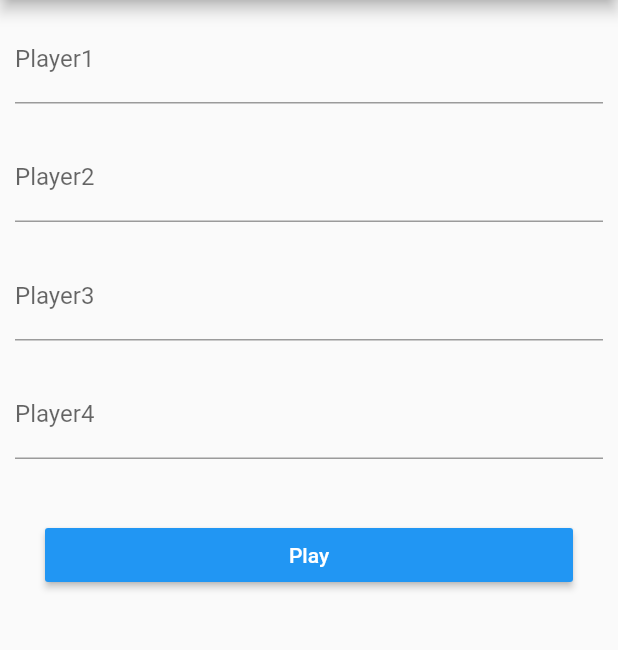
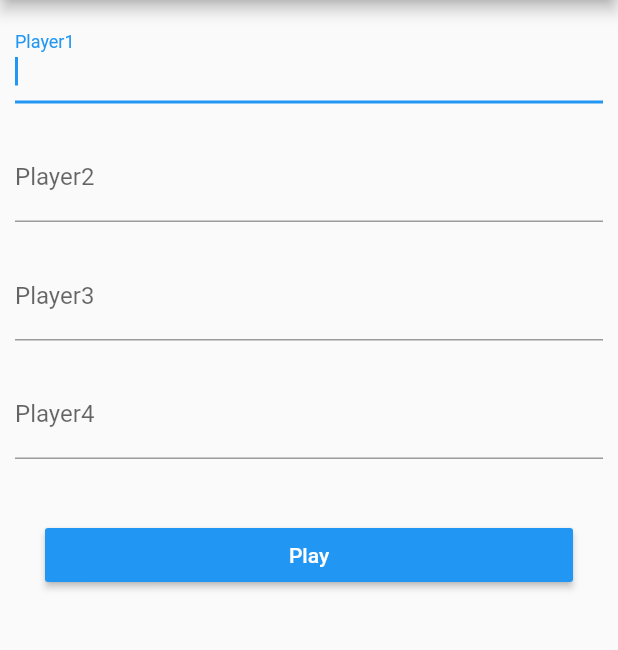
Before and after one commit to rameshwordhakal/carromcounter, a Flutter app: the screen it shows after launch, on a phone screen of 412 x 824 dp, the part 84-734 px from its top. Run offline on Flutter 3.47's test engine with Material 2 defaults, Android fonts, the phone set to English and light mode, and no system bars.

```diff
--- a/lib/HomeScreen.dart
+++ b/lib/HomeScreen.dart
@@ -23,7 +23,6 @@ class NewPlayerRegistration extends StatefulWidget {
 }
 
 class NewPlayerRegistrationForm extends State<NewPlayerRegistration> {
-
   void gotonewscreen() {
     Navigator.push(
       context,
@@ -34,7 +33,6 @@ class NewPlayerRegistrationForm extends State<NewPlayerRegistration> {
 
   @override
   Widget build(BuildContext context) {
-
     return Container(
       child: ListView(
         children: <Widget>[
@@ -42,8 +40,8 @@ class NewPlayerRegistrationForm extends State<NewPlayerRegistration> {
             margin: EdgeInsets.all(10.0),
             child: TextField(
                 keyboardType: TextInputType.text,
-                decoration: InputDecoration(
-                    labelText: 'Player1'),
+                decoration: InputDecoration(labelText: 'Player1'),
+                autofocus: true,
                 onChanged: (String value) {
                   playerslist[0] = value;
                 }),
@@ -52,8 +50,7 @@ class NewPlayerRegistrationForm extends State<NewPlayerRegistration> {
             margin: EdgeInsets.all(10.0),
             child: TextField(
                 keyboardType: TextInputType.text,
-                decoration:
-                    InputDecoration(labelText: 'Player2'),
+                decoration: InputDecoration(labelText: 'Player2'),
                 onChanged: (String value) {
                   playerslist[1] = value;
                 }),
@@ -62,8 +59,7 @@ class NewPlayerRegistrationForm extends State<NewPlayerRegistration> {
             margin: EdgeInsets.all(10.0),
             child: TextField(
                 keyboardType: TextInputType.text,
-                decoration:
-                    InputDecoration(labelText: 'Player3'),
+                decoration: InputDecoration(labelText: 'Player3'),
                 onChanged: (String value) {
                   playerslist[2] = value;
                 }),
@@ -72,8 +68,7 @@ class NewPlayerRegistrationForm extends State<NewPlayerRegistration> {
             margin: EdgeInsets.all(10.0),
             child: TextField(
                 keyboardType: TextInputType.text,
-                decoration:
-                    InputDecoration( labelText: 'Player4'),
+                decoration: InputDecoration(labelText: 'Player4'),
                 onChanged: (String value) {
                   playerslist[3] = value;
                 }),
--- a/lib/ScoreUpdateDialog.dart
+++ b/lib/ScoreUpdateDialog.dart
@@ -23,6 +23,7 @@ class ScoreUpdateDialog extends StatelessWidget {
           child: TextField(
             keyboardType: TextInputType.number,
             decoration: InputDecoration(labelText: 'Add Score'),
+            autofocus: true,
             onChanged: (String value) {
               this.newscore = int.parse(value);
             }
```
